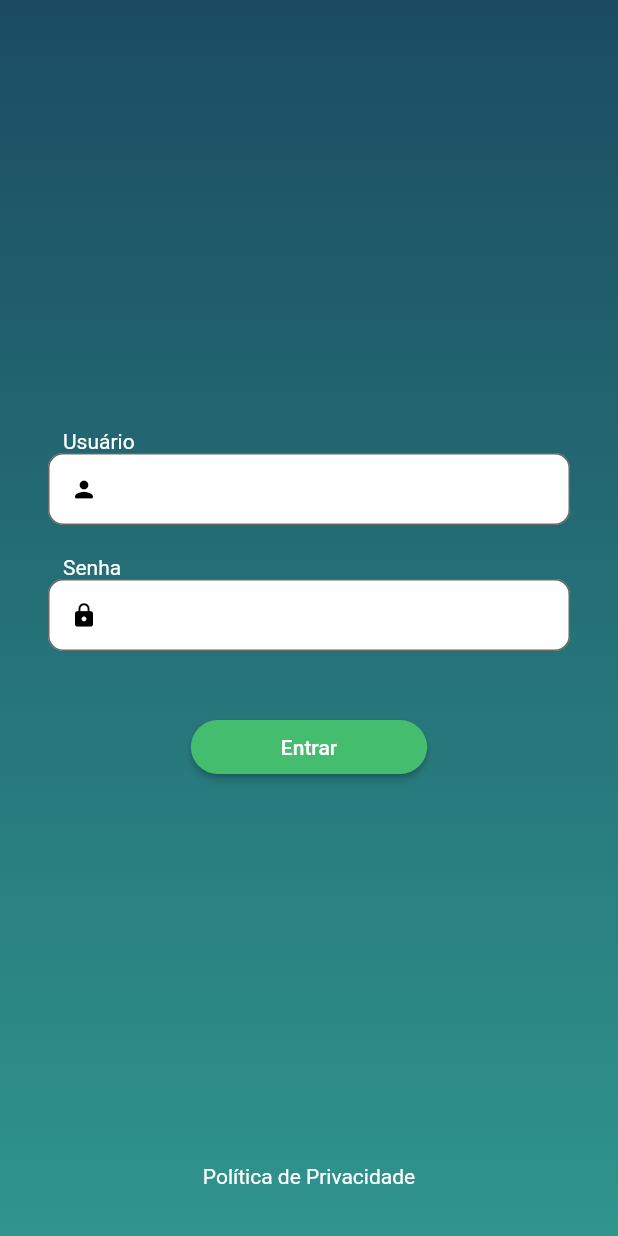
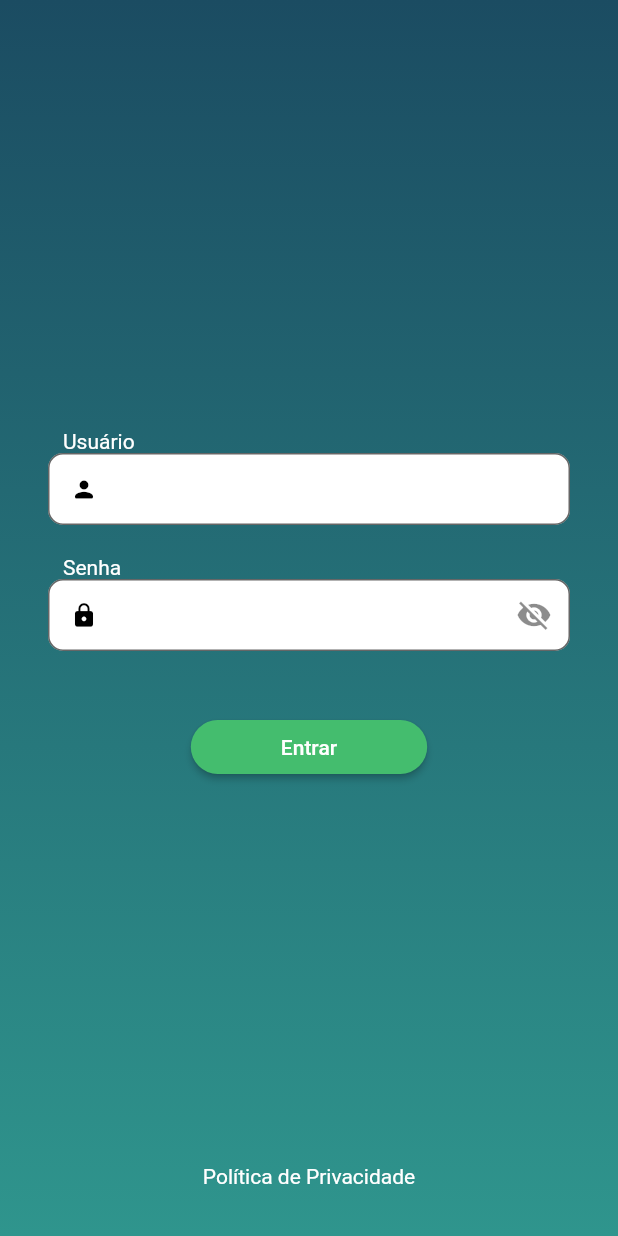
Before and after one commit to Althierfson/target_sistemas_test, a Flutter app: the screen it shows after launch, on a phone screen of 412 x 824 dp. Run offline on Flutter 3.47's test engine with Material 2 defaults, Android fonts, the phone set to English and light mode, and no system bars; our stand-ins replace dartz, equatable, flutter_mobx, get_it, mobx, shared_preferences and 1 more; generated files the repository leaves out were written again.

Commit message:
fix textFild

```diff
--- a/lib/core/failures.dart
+++ b/lib/core/failures.dart
@@ -22,7 +22,7 @@ class LoginFailure extends Failure {
 
 class InvalidCredentialsFailure extends Failure {
   @override
-  String get message => "Usuário ou Senha errada.";
+  String get message => "Usuário ou Senha icorretos.";
 }
 
 class CredentialStandardsFailure extends Failure {
--- a/lib/main.dart
+++ b/lib/main.dart
@@ -1,6 +1,7 @@
 import 'package:flutter/material.dart';
 import 'package:target_sistemas_test/container_injection.dart';
 import 'package:target_sistemas_test/route_generato.dart';
+import 'package:target_sistemas_test/theme.dart';
 
 /*
   O aplicativo utiliza a API DummyJSON, uma API fictícia que possibilita
@@ -44,6 +45,7 @@ class MyApp extends StatelessWidget {
     return MaterialApp(
       title: 'Target Sistemas Test',
       debugShowCheckedModeBanner: false,
+      theme: CustomTheme.theme,
       onGenerateRoute: it<RouteGenerato>().generateRoute,
       initialRoute: "/login",
     );
--- a/lib/presentation/pages/login/login_page.dart
+++ b/lib/presentation/pages/login/login_page.dart
@@ -90,6 +90,7 @@ class _LoginPageState extends State<LoginPage> {
                           title: "Senha",
                           icon: Icons.lock,
                           inputErrors: _store.passwordErrors,
+                          obscureText: true,
                           onChange: (value) {
                             _password = value;
                           });
--- a/lib/presentation/pages/notes/edit_note_page.dart
+++ b/lib/presentation/pages/notes/edit_note_page.dart
@@ -99,6 +99,8 @@ class _EditNotePageState extends State<EditNotePage> {
                           left: 80.0, top: 30.0, right: 80.0),
                       child: TextField(
                         controller: _textEditingController,
+                        style: const TextStyle(
+                            fontWeight: FontWeight.bold, color: Colors.black),
                         autofocus: true,
                         focusNode: _focusNode,
                         textAlign: TextAlign.center,
--- a/lib/presentation/widgets/login_text_field.dart
+++ b/lib/presentation/widgets/login_text_field.dart
@@ -1,17 +1,32 @@
 import 'package:flutter/material.dart';
 
-class LoginTextFild extends StatelessWidget {
+class LoginTextFild extends StatefulWidget {
   final String title;
   final IconData icon;
   final List<String>? inputErrors;
   final Function(String) onChange;
+  final bool? obscureText;
 
   const LoginTextFild(
       {super.key,
       required this.title,
       required this.icon,
       this.inputErrors,
-      required this.onChange});
+      required this.onChange,
+      this.obscureText});
+
+  @override
+  State<LoginTextFild> createState() => _LoginTextFildState();
+}
+
+class _LoginTextFildState extends State<LoginTextFild> {
+  bool? obscureText;
+
+  @override
+  void initState() {
+    obscureText = widget.obscureText;
+    super.initState();
+  }
 
   @override
   Widget build(BuildContext context) {
@@ -21,22 +36,23 @@ class LoginTextFild extends StatelessWidget {
         Padding(
           padding: const EdgeInsets.only(left: 10.0),
           child: Text(
-            title,
+            widget.title,
             style: const TextStyle(color: Colors.white),
           ),
         ),
         TextField(
           style: const TextStyle(fontSize: 14.0),
+          obscureText: obscureText ?? false,
           decoration: InputDecoration(
-            error: inputErrors != null
+              error: widget.inputErrors != null
                   ? Padding(
                       padding: const EdgeInsets.only(left: 10.0),
                       child: Column(
                         crossAxisAlignment: CrossAxisAlignment.start,
                         children: List.generate(
-                          inputErrors!.length,
+                            widget.inputErrors!.length,
                             (index) => Text(
-                                "\u2022 ${inputErrors![index]}",
+                                  "\u2022 ${widget.inputErrors![index]}",
                                   style: const TextStyle(
                                       color: Colors.red, fontSize: 12),
                                 )),
@@ -45,8 +61,8 @@ class LoginTextFild extends StatelessWidget {
                   : null,
               contentPadding: const EdgeInsets.all(5.0),
               prefixIcon: Icon(
-              icon,
-              color: inputErrors == null || inputErrors!.isEmpty
+                widget.icon,
+                color: widget.inputErrors == null || widget.inputErrors!.isEmpty
                     ? Colors.black
                     : Colors.red,
                 size: 18,
@@ -55,8 +71,19 @@ class LoginTextFild extends StatelessWidget {
               filled: true,
               border:
                   OutlineInputBorder(borderRadius: BorderRadius.circular(10.0)),
-          ),
-          onChanged: onChange,
+              suffixIcon: widget.obscureText != null
+                  ? IconButton(
+                      onPressed: () {
+                        setState(() {
+                          obscureText = !obscureText!;
+                        });
+                      },
+                      icon: obscureText!
+                          ? const Icon(Icons.visibility_off)
+                          : const Icon(Icons.visibility),
+                    )
+                  : null),
+          onChanged: widget.onChange,
         )
       ],
     );
--- /dev/null
+++ b/lib/theme.dart
@@ -0,0 +1,10 @@
+import 'package:flutter/material.dart';
+import 'package:target_sistemas_test/custom_colors.dart';
+
+class CustomTheme {
+  static ThemeData get theme => ThemeData(
+    snackBarTheme: SnackBarThemeData(
+      backgroundColor: CustomColors.mediumSeaGreen
+    )
+  );
+}
```
Lines whose indentation alone changed are shown as unchanged.
